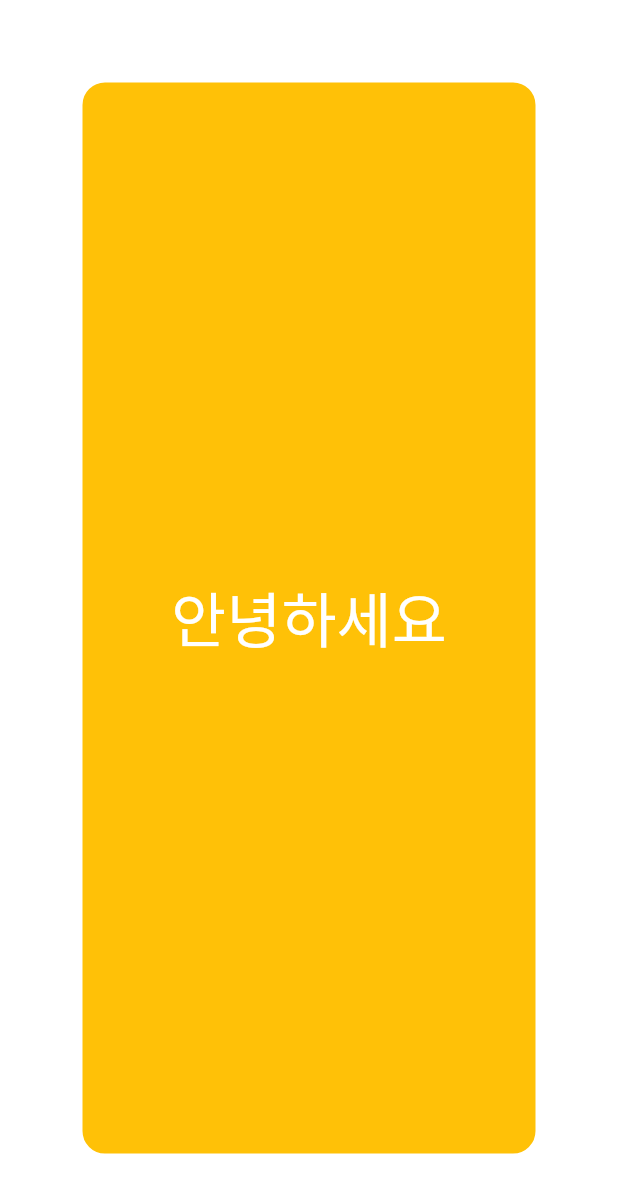
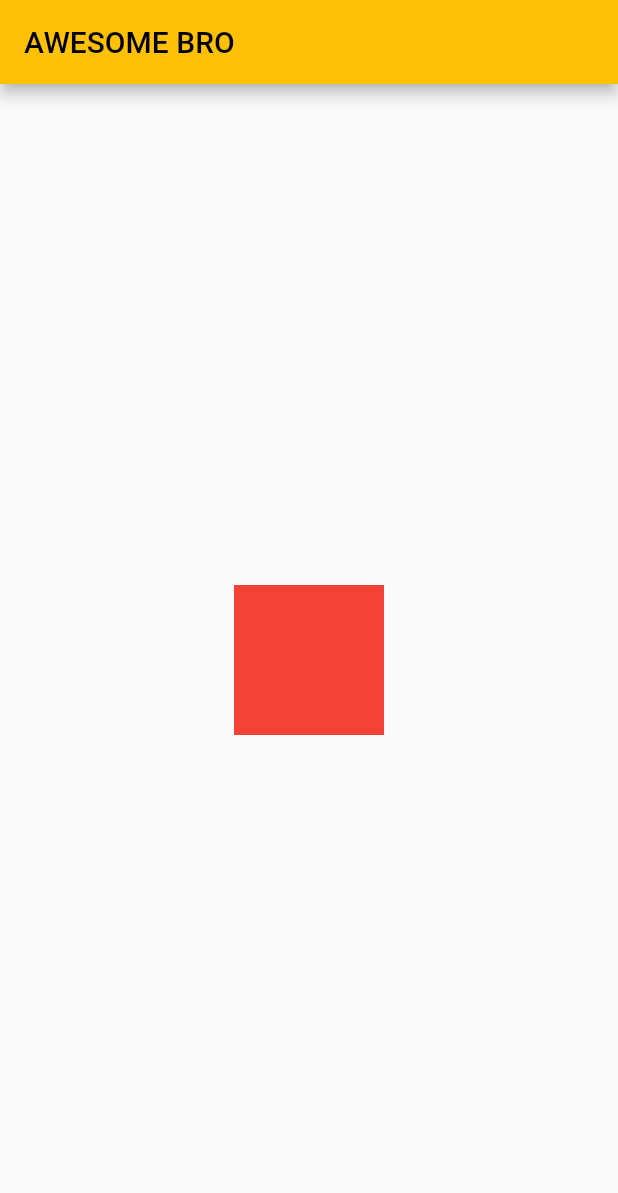
Before and after one commit to stufit/first_inflearn_flutter, a Flutter app: the screen it shows after launch, on a phone screen of 412 x 824 dp. Shown: the top 1193 px of the screen. Run offline on Flutter 3.47's test engine with Material 2 defaults, Android fonts, the phone set to English and light mode, and no system bars.

Commit message:
Row,Column 기본과 MaterialApp

```diff
--- a/lib/main.dart
+++ b/lib/main.dart
@@ -4,28 +4,82 @@ void main() {
   runApp(const MyApp());
 }
 
+/*
+// Column
+class MyApp extends StatelessWidget {
+  const MyApp({super.key});
+  @override
+  Widget build(BuildContext context) {
+    return Column(
+      children: [
+        Container(
+        color: Colors.red,
+      width: 100,
+        height: 100,
+      margin: EdgeInsets.all(10),
+    ),
+        Container(
+          color: Colors.blueAccent,
+          width: 50,
+          height: 50,
+          margin: EdgeInsets.all(10),
+        )
+      ],
+    );
+  }
+}
+
+   */
+
+/*
+// row
+class MyApp extends StatelessWidget {
+  const MyApp({super.key});
+  @override
+  Widget build(BuildContext context) {
+    return Row(
+      textDirection: TextDirection.rtl,
+      children: [
+        Container(
+          color: Colors.red,
+          width: 100,
+          height: 100,
+          margin: EdgeInsets.all(10),
+        ),
+        Container(
+          color: Colors.blueAccent,
+          width: 50,
+          height: 50,
+          margin: EdgeInsets.all(10),
+        )
+      ],
+    );
+  }
+}
+ */
+
 class MyApp extends StatelessWidget {
   const MyApp({super.key});
 
   @override
   Widget build(BuildContext context) {
-    return Container(
-      // color: Colors.amber,
-      margin: EdgeInsets.all(50),
-      decoration: BoxDecoration(
-        color: Colors.amber,
-        borderRadius: BorderRadius.all(Radius.circular(20)),
-        border: Border.all(
-          color: Colors.white,
-          width: 5
-        )
-      ),
-      child: Center(
-        child: Text("안녕하세요",
-            textDirection: TextDirection.ltr,
-            style: TextStyle(fontSize: 40)),
-
-      ),
-    );
+    return MaterialApp(
+        theme: ThemeData(
+          primarySwatch: Colors.amber),
+          debugShowCheckedModeBanner: false, // 오른쪽 구석에 debug 표시 제거
+          home: Scaffold(
+            appBar: AppBar(
+              title: Text("AWESOME BRO"),
+            ),
+            body: Center(
+              child: Container(
+                color: Colors.red,
+                width: 100,
+                height: 100,
+                margin: EdgeInsets.all(10),
+              ),
+            ),
+          ),
+        );
   }
 }
```
